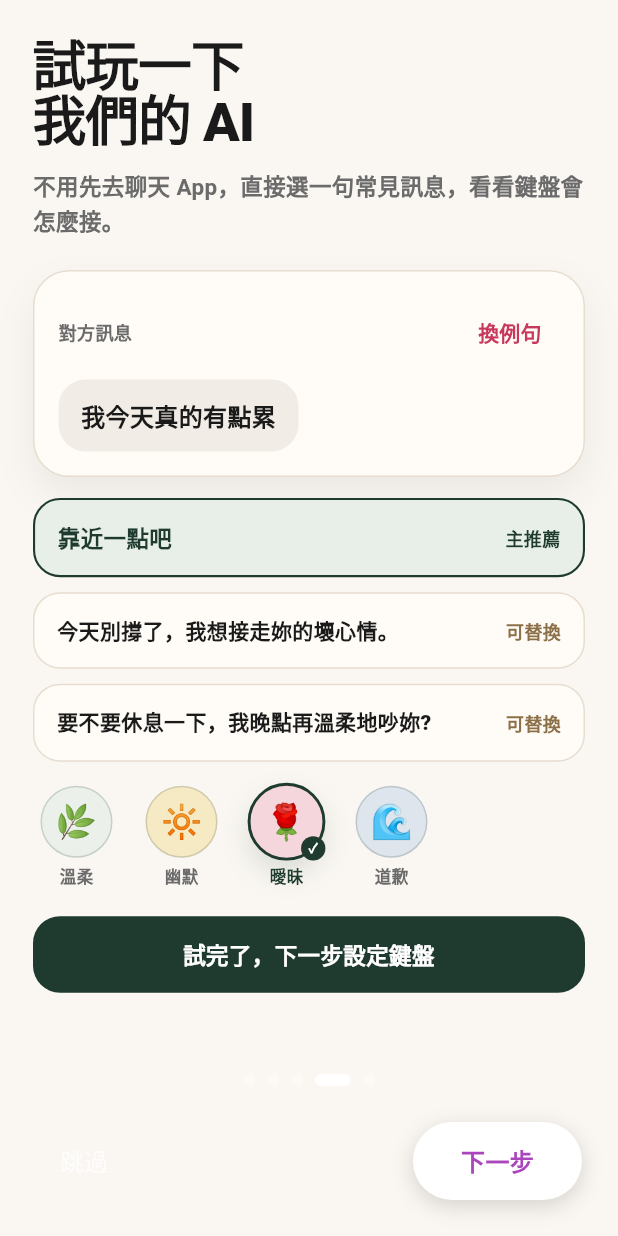
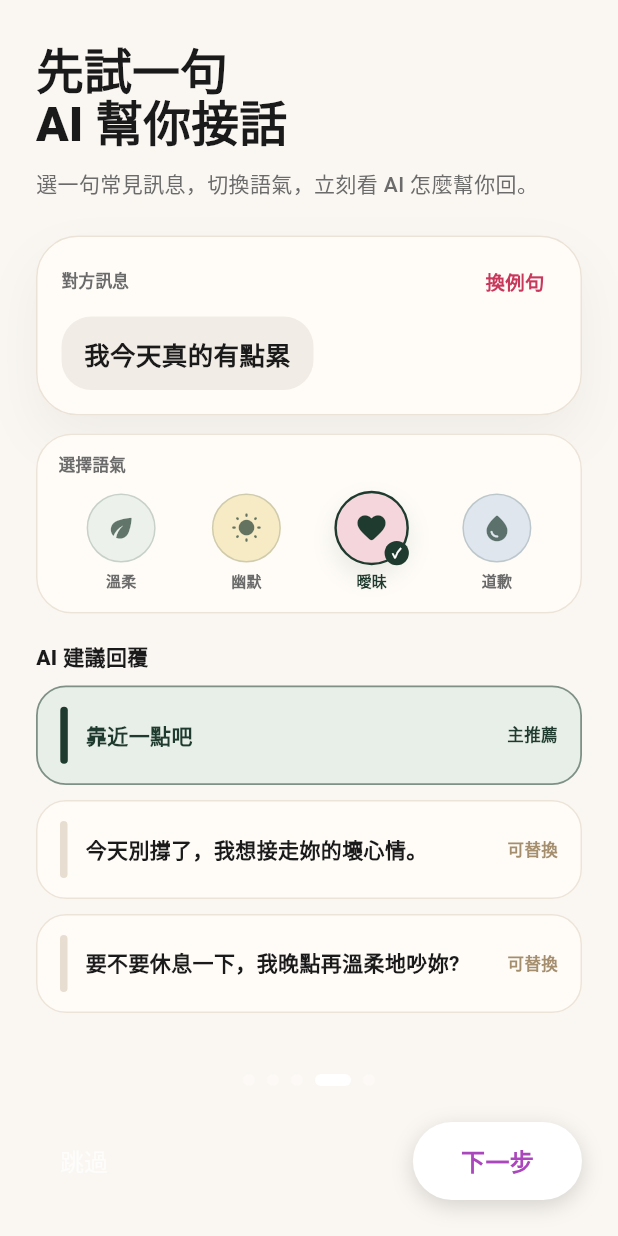
Before and after one commit to zli426491-byte/ai-love-keyboard, a Flutter app: the OnboardingView screen opened directly, swiped to page 4, on a phone screen of 412 x 824 dp. Run offline on Flutter 3.47's test engine with Material 3 defaults, Android fonts, the phone set to English and light mode, and no system bars; drawn by our look-alikes of smooth_page_indicator; our stand-ins replace flutter_animate, package_info_plus, share_plus, shared_preferences; accounts and stored records are empty; Roboto replaces fonts that are missing (NotoSansTC).

Commit message:
Polish onboarding tone UI

```diff
--- a/lib/views/keyboard/keyboard_guide_view.dart
+++ b/lib/views/keyboard/keyboard_guide_view.dart
@@ -239,23 +239,23 @@ class _KeyboardPreview extends StatelessWidget {
                   children: [
                     _ToneIcon(
                       label: '溫柔',
-                      emoji: '🌿',
+                      icon: Icons.eco_rounded,
                       background: KeyboardGuideView._sage,
                       selected: true,
                     ),
                     _ToneIcon(
                       label: '幽默',
-                      emoji: '🔆',
+                      icon: Icons.wb_sunny_rounded,
                       background: KeyboardGuideView._warmYellow,
                     ),
                     _ToneIcon(
                       label: '曖昧',
-                      emoji: '🌹',
+                      icon: Icons.favorite_rounded,
                       background: KeyboardGuideView._roseSoft,
                     ),
                     _ToneIcon(
                       label: '道歉',
-                      emoji: '🌊',
+                      icon: Icons.water_drop_rounded,
                       background: KeyboardGuideView._navySoft,
                     ),
                   ],
@@ -337,26 +337,26 @@ class _PracticeCard extends StatelessWidget {
             children: [
               _ToneIcon(
                 label: '溫柔',
-                emoji: '🌿',
+                icon: Icons.eco_rounded,
                 background: KeyboardGuideView._sage,
                 compact: true,
               ),
               _ToneIcon(
                 label: '幽默',
-                emoji: '🔆',
+                icon: Icons.wb_sunny_rounded,
                 background: KeyboardGuideView._warmYellow,
                 compact: true,
               ),
               _ToneIcon(
                 label: '曖昧',
-                emoji: '🌹',
+                icon: Icons.favorite_rounded,
                 background: KeyboardGuideView._roseSoft,
                 selected: true,
                 compact: true,
               ),
               _ToneIcon(
                 label: '道歉',
-                emoji: '🌊',
+                icon: Icons.water_drop_rounded,
                 background: KeyboardGuideView._navySoft,
                 compact: true,
               ),
@@ -786,14 +786,14 @@ class _PracticeReply extends StatelessWidget {
 
 class _ToneIcon extends StatelessWidget {
   final String label;
-  final String emoji;
+  final IconData icon;
   final Color background;
   final bool selected;
   final bool compact;
 
   const _ToneIcon({
     required this.label,
-    required this.emoji,
+    required this.icon,
     required this.background,
     this.selected = false,
     this.compact = false,
@@ -829,12 +829,12 @@ class _ToneIcon extends StatelessWidget {
                         width: selected ? 1.8 : 1,
                       ),
                     ),
-                    child: Text(
-                      emoji,
-                      style: TextStyle(
-                        fontSize: compact ? 18 : 20,
-                        fontWeight: FontWeight.w900,
+                    child: Icon(
+                      icon,
+                      color: KeyboardGuideView._forest.withValues(
+                        alpha: selected ? 1 : 0.72,
                       ),
+                      size: compact ? 19 : 21,
                     ),
                   ),
                   if (selected)
--- a/lib/views/onboarding/onboarding_try_view.dart
+++ b/lib/views/onboarding/onboarding_try_view.dart
@@ -47,17 +47,17 @@ class _OnboardingTryViewState extends State<OnboardingTryView> {
     setState(() => _currentStyle = style);
   }
 
-  String _toneEmoji(String style) {
+  IconData _toneIcon(String style) {
     switch (style) {
       case '幽默':
-        return '🔆';
+        return Icons.wb_sunny_rounded;
       case '曖昧':
-        return '🌹';
+        return Icons.favorite_rounded;
       case '道歉':
-        return '🌊';
+        return Icons.water_drop_rounded;
       case '溫柔':
       default:
-        return '🌿';
+        return Icons.eco_rounded;
     }
   }
 
@@ -81,31 +81,48 @@ class _OnboardingTryViewState extends State<OnboardingTryView> {
       color: _cream,
       child: SafeArea(
         child: ListView(
-          padding: const EdgeInsets.fromLTRB(22, 24, 22, 148),
+          padding: const EdgeInsets.fromLTRB(24, 28, 24, 132),
           children: [
             const Text(
-              '試玩一下\n我們的 AI',
+              '先試一句\nAI 幫你接話',
               style: TextStyle(
                 color: _text,
-                fontSize: 36,
-                height: 1.02,
-                fontWeight: FontWeight.w900,
-                letterSpacing: -0.8,
+                fontSize: 32,
+                height: 1.08,
+                fontWeight: FontWeight.w800,
+                letterSpacing: 0,
               ),
             ),
             const SizedBox(height: 12),
             const Text(
-              '不用先去聊天 App，直接選一句常見訊息，看看鍵盤會怎麼接。',
+              '選一句常見訊息，切換語氣，立刻看 AI 怎麼幫你回。',
               style: TextStyle(
                 color: _muted,
-                fontSize: 15,
+                fontSize: 14,
                 height: 1.45,
-                fontWeight: FontWeight.w600,
+                fontWeight: FontWeight.w500,
               ),
             ),
-            const SizedBox(height: 22),
+            const SizedBox(height: 24),
             _MessageCard(message: _currentMessage, onNext: _nextMessage),
-            const SizedBox(height: 14),
+            const SizedBox(height: 12),
+            _ToneSelector(
+              styles: _styles,
+              currentStyle: _currentStyle,
+              iconForStyle: _toneIcon,
+              backgroundForStyle: _toneBackground,
+              onSelect: _selectStyle,
+            ),
+            const SizedBox(height: 18),
+            const Text(
+              'AI 建議回覆',
+              style: TextStyle(
+                color: _text,
+                fontSize: 14,
+                fontWeight: FontWeight.w800,
+              ),
+            ),
+            const SizedBox(height: 9),
             for (var i = 0; i < _currentReplies.length; i++) ...[
               _ReplyCard(
                 text: _currentReplies[i],
@@ -114,39 +131,6 @@ class _OnboardingTryViewState extends State<OnboardingTryView> {
               ),
               const SizedBox(height: 10),
             ],
-            const SizedBox(height: 6),
-            Wrap(
-              spacing: 12,
-              runSpacing: 10,
-              children: [
-                for (final style in _styles)
-                  _ToneIconButton(
-                    label: style,
-                    emoji: _toneEmoji(style),
-                    background: _toneBackground(style),
-                    selected: style == _currentStyle,
-                    onTap: () => _selectStyle(style),
-                  ),
-              ],
-            ),
-            const SizedBox(height: 18),
-            Container(
-              width: double.infinity,
-              padding: const EdgeInsets.symmetric(horizontal: 16, vertical: 15),
-              decoration: BoxDecoration(
-                color: _forest,
-                borderRadius: BorderRadius.circular(18),
-              ),
-              child: const Text(
-                '試完了，下一步設定鍵盤',
-                textAlign: TextAlign.center,
-                style: TextStyle(
-                  color: Colors.white,
-                  fontSize: 15,
-                  fontWeight: FontWeight.w900,
-                ),
-              ),
-            ),
           ],
         ),
       ),
@@ -232,16 +216,18 @@ class _MessageCard extends StatelessWidget {
   @override
   Widget build(BuildContext context) {
     return Container(
-      padding: const EdgeInsets.all(16),
+      padding: const EdgeInsets.fromLTRB(16, 14, 16, 16),
       decoration: BoxDecoration(
         color: _OnboardingTryViewState._card,
-        borderRadius: BorderRadius.circular(24),
-        border: Border.all(color: _OnboardingTryViewState._line),
+        borderRadius: BorderRadius.circular(28),
+        border: Border.all(
+          color: _OnboardingTryViewState._line.withValues(alpha: 0.82),
+        ),
         boxShadow: [
           BoxShadow(
-            color: Colors.black.withValues(alpha: 0.06),
-            blurRadius: 22,
-            offset: const Offset(0, 12),
+            color: Colors.black.withValues(alpha: 0.045),
+            blurRadius: 30,
+            offset: const Offset(0, 16),
           ),
         ],
       ),
@@ -254,18 +240,27 @@ class _MessageCard extends StatelessWidget {
                 '對方訊息',
                 style: TextStyle(
                   color: _OnboardingTryViewState._muted,
-                  fontSize: 12,
-                  fontWeight: FontWeight.w900,
+                  fontSize: 11,
+                  fontWeight: FontWeight.w700,
                 ),
               ),
               const Spacer(),
               TextButton(
                 onPressed: onNext,
+                style: TextButton.styleFrom(
+                  minimumSize: Size.zero,
+                  padding: const EdgeInsets.symmetric(
+                    horizontal: 8,
+                    vertical: 6,
+                  ),
+                  tapTargetSize: MaterialTapTargetSize.shrinkWrap,
+                ),
                 child: const Text(
                   '換例句',
                   style: TextStyle(
                     color: _OnboardingTryViewState._red,
-                    fontWeight: FontWeight.w900,
+                    fontSize: 13,
+                    fontWeight: FontWeight.w800,
                   ),
                 ),
               ),
@@ -276,17 +271,73 @@ class _MessageCard extends StatelessWidget {
             padding: const EdgeInsets.symmetric(horizontal: 15, vertical: 13),
             decoration: BoxDecoration(
               color: const Color(0xFFF1ECE5),
-              borderRadius: BorderRadius.circular(18),
+              borderRadius: BorderRadius.circular(20),
             ),
             child: Text(
               message,
               style: const TextStyle(
                 color: _OnboardingTryViewState._text,
-                fontSize: 16,
+                fontSize: 17,
                 height: 1.35,
-                fontWeight: FontWeight.w800,
+                fontWeight: FontWeight.w700,
               ),
             ),
+          ),
+        ],
+      ),
+    );
+  }
+}
+
+class _ToneSelector extends StatelessWidget {
+  final List<String> styles;
+  final String currentStyle;
+  final IconData Function(String style) iconForStyle;
+  final Color Function(String style) backgroundForStyle;
+  final ValueChanged<String> onSelect;
+
+  const _ToneSelector({
+    required this.styles,
+    required this.currentStyle,
+    required this.iconForStyle,
+    required this.backgroundForStyle,
+    required this.onSelect,
+  });
+
+  @override
+  Widget build(BuildContext context) {
+    return Container(
+      padding: const EdgeInsets.fromLTRB(14, 12, 14, 14),
+      decoration: BoxDecoration(
+        color: _OnboardingTryViewState._card,
+        borderRadius: BorderRadius.circular(24),
+        border: Border.all(
+          color: _OnboardingTryViewState._line.withValues(alpha: 0.78),
+        ),
+      ),
+      child: Column(
+        crossAxisAlignment: CrossAxisAlignment.start,
+        children: [
+          const Text(
+            '選擇語氣',
+            style: TextStyle(
+              color: _OnboardingTryViewState._muted,
+              fontSize: 11,
+              fontWeight: FontWeight.w700,
+            ),
+          ),
+          const SizedBox(height: 11),
+          Row(
+            children: [
+              for (final style in styles)
+                _ToneIconButton(
+                  label: style,
+                  icon: iconForStyle(style),
+                  background: backgroundForStyle(style),
+                  selected: style == currentStyle,
+                  onTap: () => onSelect(style),
+                ),
+            ],
           ),
         ],
       ),
@@ -309,21 +360,32 @@ class _ReplyCard extends StatelessWidget {
   Widget build(BuildContext context) {
     return Container(
       width: double.infinity,
-      padding: const EdgeInsets.all(15),
+      padding: const EdgeInsets.symmetric(horizontal: 15, vertical: 13),
       decoration: BoxDecoration(
         color: selected
             ? _OnboardingTryViewState._sage
             : _OnboardingTryViewState._card,
-        borderRadius: BorderRadius.circular(18),
+        borderRadius: BorderRadius.circular(20),
         border: Border.all(
           color: selected
-              ? _OnboardingTryViewState._forest
-              : _OnboardingTryViewState._line,
-          width: selected ? 1.4 : 1,
+              ? _OnboardingTryViewState._forest.withValues(alpha: 0.52)
+              : _OnboardingTryViewState._line.withValues(alpha: 0.76),
+          width: selected ? 1.2 : 1,
         ),
       ),
       child: Row(
         children: [
+          Container(
+            width: 5,
+            height: 38,
+            decoration: BoxDecoration(
+              color: selected
+                  ? _OnboardingTryViewState._forest
+                  : _OnboardingTryViewState._line,
+              borderRadius: BorderRadius.circular(99),
+            ),
+          ),
+          const SizedBox(width: 12),
           Expanded(
             child: Text(
               text,
@@ -331,9 +393,9 @@ class _ReplyCard extends StatelessWidget {
                 color: selected
                     ? _OnboardingTryViewState._forest
                     : _OnboardingTryViewState._text,
-                fontSize: selected ? 15 : 14,
+                fontSize: 14,
                 height: 1.35,
-                fontWeight: FontWeight.w900,
+                fontWeight: selected ? FontWeight.w800 : FontWeight.w700,
               ),
             ),
           ),
@@ -343,9 +405,9 @@ class _ReplyCard extends StatelessWidget {
             style: TextStyle(
               color: selected
                   ? _OnboardingTryViewState._forest
-                  : _OnboardingTryViewState._brown,
-              fontSize: 12,
-              fontWeight: FontWeight.w900,
+                  : _OnboardingTryViewState._brown.withValues(alpha: 0.78),
+              fontSize: 11,
+              fontWeight: FontWeight.w800,
             ),
           ),
         ],
@@ -356,14 +418,14 @@ class _ReplyCard extends StatelessWidget {
 
 class _ToneIconButton extends StatelessWidget {
   final String label;
-  final String emoji;
+  final IconData icon;
   final Color background;
   final bool selected;
   final VoidCallback onTap;
 
   const _ToneIconButton({
     required this.label,
-    required this.emoji,
+    required this.icon,
     required this.background,
     required this.selected,
     required this.onTap,
@@ -371,11 +433,10 @@ class _ToneIconButton extends StatelessWidget {
 
   @override
   Widget build(BuildContext context) {
-    return GestureDetector(
-      onTap: onTap,
-      behavior: HitTestBehavior.opaque,
-      child: SizedBox(
-        width: 58,
+    return Expanded(
+      child: GestureDetector(
+        onTap: onTap,
+        behavior: HitTestBehavior.opaque,
         child: Column(
           mainAxisSize: MainAxisSize.min,
           children: [
@@ -388,8 +449,8 @@ class _ToneIconButton extends StatelessWidget {
                 children: [
                   AnimatedContainer(
                     duration: const Duration(milliseconds: 160),
-                    width: 48,
-                    height: 48,
+                    width: 46,
+                    height: 46,
                     alignment: Alignment.center,
                     decoration: BoxDecoration(
                       color: background.withValues(alpha: selected ? 1 : 0.78),
@@ -400,25 +461,25 @@ class _ToneIconButton extends StatelessWidget {
                             : _OnboardingTryViewState._forest.withValues(
                                 alpha: 0.18,
                               ),
-                        width: selected ? 1.8 : 1,
+                        width: selected ? 1.5 : 1,
                       ),
                       boxShadow: selected
                           ? [
                               BoxShadow(
                                 color: _OnboardingTryViewState._forest
-                                    .withValues(alpha: 0.14),
-                                blurRadius: 14,
-                                offset: const Offset(0, 8),
+                                    .withValues(alpha: 0.10),
+                                blurRadius: 12,
+                                offset: const Offset(0, 7),
                               ),
                             ]
                           : null,
                     ),
-                    child: Text(
-                      emoji,
-                      style: const TextStyle(
-                        fontSize: 22,
-                        fontWeight: FontWeight.w900,
+                    child: Icon(
+                      icon,
+                      color: _OnboardingTryViewState._forest.withValues(
+                        alpha: selected ? 1 : 0.68,
                       ),
+                      size: 21,
                     ),
                   ),
                   if (selected)
@@ -456,8 +517,8 @@ class _ToneIconButton extends StatelessWidget {
                 color: selected
                     ? _OnboardingTryViewState._forest
                     : _OnboardingTryViewState._muted,
-                fontSize: 11,
-                fontWeight: selected ? FontWeight.w900 : FontWeight.w700,
+                fontSize: 10,
+                fontWeight: selected ? FontWeight.w800 : FontWeight.w600,
               ),
             ),
           ],
```
Also changed, not shown: 1 other file.
